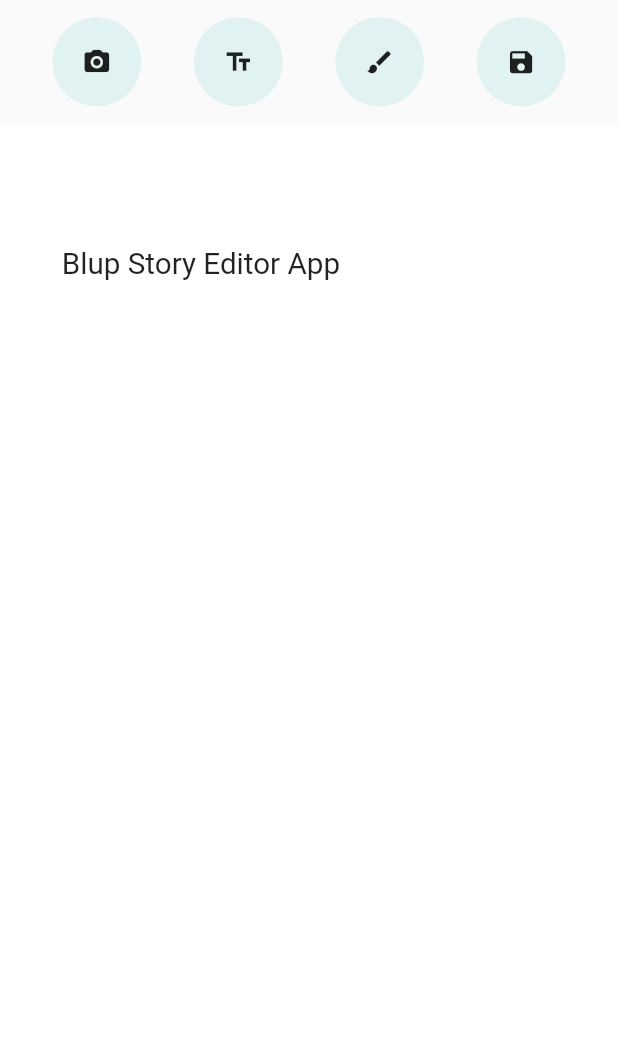
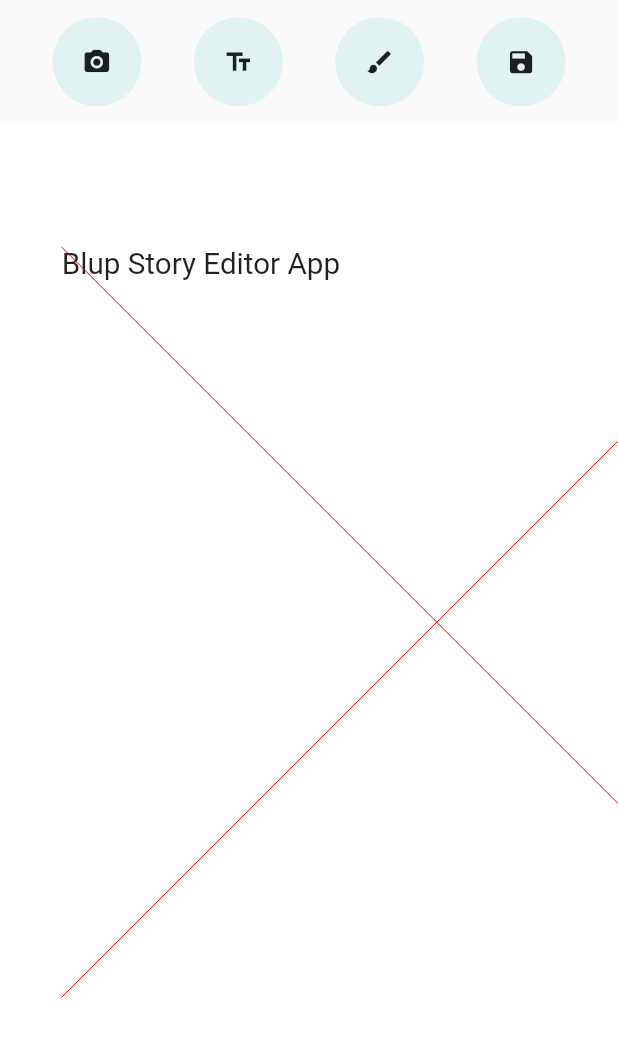
Before and after one commit to PawankumarPK/BlupProject, a Flutter app: the BlupStoryScreen widget shown alone on an empty page, opened directly, on a phone screen of 412 x 824 dp. Shown: the top 1037 px of the screen. Run offline on Flutter 3.47's test engine with Material 2 defaults, Android fonts, the phone set to English and light mode, and no system bars; our stand-ins replace image_gallery_saver, image_picker, permission_handler, screenshot, signature.

Commit message:
widget guideline added

```diff
--- a/lib/res/ConstantColors.dart
+++ b/lib/res/ConstantColors.dart
@@ -6,6 +6,8 @@ class ConstantColors{
   static var secondaryColor = Color(0xff4895C0);
   static var textWhiteColor = Color(0xffffffff);
   static var topIconBgColor = Color(0xFFe0f2f1);
+  static var greyColor = Color(0xff7d8080);
+  static var pinkColor = Color(0xff8648ec);
 
 
 
--- a/lib/res/Dimens.dart
+++ b/lib/res/Dimens.dart
@@ -8,10 +8,16 @@ class Dimens {
   static int size1 = 1;
   static double size1Point8 = 1.8;
   static int size2 = 2;
+  static double size2Point5 = 2.5;
   static int size6 = 6;
+  static int size10 = 10;
+  static double size10Point5 = 10.5;
+  static int size15 = 15;
   static int size60 = 60;
   static int size90 = 90;
   static int size20 = 20;
+  static int size26 = 26;
+  static int size36 = 36;
   static int size600 = 600;
 
 }
--- a/lib/screens/blupStory/BlupStoryScaffold.dart
+++ b/lib/screens/blupStory/BlupStoryScaffold.dart
@@ -1,4 +1,5 @@
 import 'package:blup_task/screens/blupStory/screen/BlupStoryScreen.dart';
+import 'package:blup_task/screens/blupStory/screen/CanvasDrawLine.dart';
 import 'package:blup_task/screens/blupStory/screen/GuidelineScreen.dart';
 import 'package:flutter/material.dart';
 
@@ -11,7 +12,7 @@ class BlupStoryScaffold extends StatelessWidget {
   Widget build(BuildContext context) {
     SizeConfig().init(context);
     return  Scaffold(
-      body: GuidelineScreen(),
+      body: CanvasDrawLine(),
     );
   }
 }
--- a/lib/screens/blupStory/screen/BlupStoryScreen.dart
+++ b/lib/screens/blupStory/screen/BlupStoryScreen.dart
@@ -1,6 +1,7 @@
 import 'dart:io';
 import 'package:blup_task/res/ConstantString.dart';
 import 'package:blup_task/screens/blupStory/widget/CanvasDraw.dart';
+import 'package:blup_task/utils/CustomObject.dart';
 import 'package:flutter/material.dart';
 import 'package:flutter/rendering.dart';
 import 'dart:math';
@@ -12,6 +13,10 @@ import '../../../utils/EditableItem.dart';
 import '../../../utils/SizeConfig.dart';
 import '../widget/SaveImage.dart';
 import '../widget/TopIconContainers.dart';
+import 'dart:math' as math;
+
+import 'YourCustomPaint.dart';
+
 
 class BlupStoryScreen extends StatefulWidget {
   const BlupStoryScreen({Key? key}) : super(key: key);
@@ -32,6 +37,17 @@ class _BlupStoryScreenState extends State<BlupStoryScreen> {
   var isImageCapture = false;
   var isCanvasVisible = false;
 
+  final keyText = GlobalKey();
+  final keyTextForImage = GlobalKey();
+  late Offset position;
+  late Size size;
+  late Canvas canvas;
+  late Paint paint;
+  var paint1 = Paint();
+
+
+
+
   TextEditingController contentController = TextEditingController();
   ScreenshotController screenshotController = ScreenshotController();
 
@@ -48,6 +64,10 @@ class _BlupStoryScreenState extends State<BlupStoryScreen> {
   void initState() {
     super.initState();
     controller.addListener(() => print('Value changed'));
+    //calculateSizeAndPosition();
+
+
+    //YourCustomPaint();
   }
 
   @override
@@ -128,6 +148,9 @@ class _BlupStoryScreenState extends State<BlupStoryScreen> {
                   activeItem.position = Offset(left, top);
                   activeItem.rotation = details.rotation + currentRotation;
                   activeItem.scale = max(min(details.scale * currentScale, 3), 0.2);
+                  calculateSizeAndPosition();
+                  //calculateSizeAndPositionForImage();
+                  //_drawDashedLine(canvas,paint,position,position);
                 });
               },
               child: buildStory(),
@@ -158,20 +181,30 @@ class _BlupStoryScreenState extends State<BlupStoryScreen> {
     Widget widget;
     switch (e.type) {
       case ItemType.Text:
-        widget =  Text(
+        widget =  Container(
+          width: 500,
+          height: 500,
+          child: CustomPaint(
+            painter: MyCustomPainter(),
+            child: const Center()
+    ),
+        );
+
+        /*Text(
           contentController.text,
           style: const TextStyle(color: Colors.black),
-        );
+        );*/
+
+
         break;
       case ItemType.Image:
         widget = Column(
           children: [
-            Visibility(
-                visible: isImageCapture == false ? true : false,
-                child:  Text(
-                  ConstantString.blupStoryEditorApp,
-                  style: TextStyle(fontSize: SizeConfig.defaultSize! * Dimens.size2),
-                )),
+            Text(
+              key: keyText,
+              ConstantString.blupStoryEditorApp,
+              style: TextStyle(fontSize: SizeConfig.defaultSize! * Dimens.size2),
+            ),
             isImageCapture == false ? Container() : showImage(file)
           ],
         );
@@ -218,6 +251,7 @@ class _BlupStoryScreenState extends State<BlupStoryScreen> {
   Widget showImage(File file) {
     if (file != null) {
       return Image.file(
+        key: keyTextForImage,
         file,
         width: SizeConfig.defaultSize! * Dimens.size20,
         height: SizeConfig.defaultSize! * Dimens.size20,
@@ -367,4 +401,66 @@ class _BlupStoryScreenState extends State<BlupStoryScreen> {
 
     ));
   }
+
+  void calculateSizeAndPosition() =>
+
+      WidgetsBinding.instance.addPostFrameCallback((_) {
+       // final RenderBox? box = keyText.currentContext?.findRenderObject();
+        final RenderBox box = keyText.currentContext!.findRenderObject() as RenderBox;
+
+        setState(() {
+          position = box.localToGlobal(Offset.zero);
+          size = box.size;
+
+          CustomObject.x = position.dx;
+          CustomObject.y = position.dy;
+
+          print("====>> Positon" + 'X: ${position.dx.toInt()} +     Y: ${position.dy.toInt()}');
+
+          CustomPaint(
+              painter: MyCustomPainter(),
+              child: Center()
+          );
+
+        });
+      });
+
+
+  /*void calculateSizeAndPositionForImage() =>
+      WidgetsBinding.instance.addPostFrameCallback((_) {
+        // final RenderBox? box = keyText.currentContext?.findRenderObject();
+        final RenderBox box = keyTextForImage.currentContext!.findRenderObject() as RenderBox;
+
+        setState(() {
+          position = box.localToGlobal(Offset.zero);
+          size = box.size;
+
+          print("====>> ImagePositon" + 'X: ${position.dx.toInt()} +     Y: ${position.dy.toInt()}');
+
+        });
+      });*/
+
+
+
+  /*void _drawDashedLine(Canvas canvas, Paint paint, Offset p1, Offset p2,) {
+    const int dashWidth = 5;
+    const int dashSpace = 5;
+
+    final dX = p2.dx - p1.dx;
+    final dY = p2.dy - p1.dy;
+    final angle = math.atan2(dY, dX);
+    final totalLength = math.sqrt(math.pow(dX, 2) + math.pow(dY, 2));
+
+    double drawnLength = 0.0;
+    final cos = math.cos(angle);
+    final sin = math.sin(angle);
+
+    while (drawnLength < totalLength) {
+      canvas.drawLine(
+          Offset(p1.dx + cos * drawnLength, p1.dy + sin * drawnLength),
+          Offset(p1.dx + cos * (drawnLength + dashWidth), p1.dy + sin * (drawnLength + dashWidth)), paint);
+
+      drawnLength += dashWidth + dashSpace;
+    }
+  }*/
 }
--- /dev/null
+++ b/lib/screens/blupStory/screen/YourCustomPaint.dart
@@ -0,0 +1,67 @@
+
+import 'package:blup_task/utils/CustomObject.dart';
+import 'package:flutter/cupertino.dart';
+import 'package:flutter/material.dart';
+
+/*
+class YourCustomPaint extends CustomPainter {
+
+  @override
+  void paint(Canvas canvas, Size size) {
+    var paint = Paint()..color = Colors.red..strokeCap = StrokeCap.square..strokeWidth = 3;
+
+    _drawDashedLine(canvas, size, paint );
+  }
+
+  @override
+  bool shouldRepaint(covariant CustomPainter oldDelegate) {
+    return false;
+  }
+
+  void _drawDashedLine(Canvas canvas, Size size, Paint paint) {
+    // Chage to your preferred size
+    const int dashWidth = 4;
+    const int dashSpace = 4;
+
+    // Start to draw from left size.
+    // Of course, you can change it to match your requirement.
+    int startX = CustomObject.x.toInt();
+    int y = CustomObject.y.toInt();
+
+    print("====>>>> X: " + startX.toString() + "  " + "Y:  " + y.toString());
+
+    // Repeat drawing until we reach the right edge.
+    // In our example, size.with = 300 (from the SizedBox)
+    while (startX < size.width) {
+      // Draw a small line.
+      canvas.drawLine(Offset(startX.toDouble(), y.toDouble()), Offset(startX.toDouble() + dashWidth, y.toDouble()), paint);
+
+      // Update the starting X
+      startX += dashWidth + dashSpace;
+    }
+  }
+}
+*/
+
+
+
+class MyCustomPainter extends CustomPainter {
+  @override
+  void paint(Canvas canvas, Size size){
+    var myPaint = Paint()
+      ..color = Color(0xffff0000)
+      ..strokeWidth = 0;
+    canvas.drawLine(
+        Offset(0,0),
+        Offset(size.width,size.height),
+        myPaint);
+    canvas.scale(10,10);
+    canvas.drawLine(
+        Offset(size.width/10,0),
+        Offset(0,size.height/10),
+        myPaint);
+
+  }
+  @override
+  bool shouldRepaint(MyCustomPainter arg) => true;
+}
--- /dev/null
+++ b/lib/utils/CustomObject.dart
@@ -0,0 +1,6 @@
+
+class CustomObject{
+
+  static var x = 0.0;
+  static var y = 0.0;
+ }
--- a/pubspec.yaml
+++ b/pubspec.yaml
@@ -34,6 +34,8 @@ dependencies:
   screenshot: ^1.2.3
   image_gallery_saver: ^1.7.1
   permission_handler: ^10.2.0
+  visibility_detector: ^0.3.3
+
 
 
 
```
Also changed, not shown: lib/screens/blupStory/screen/CanvasDrawLine.dart (added, +482 -0 lines), pubspec.lock.
